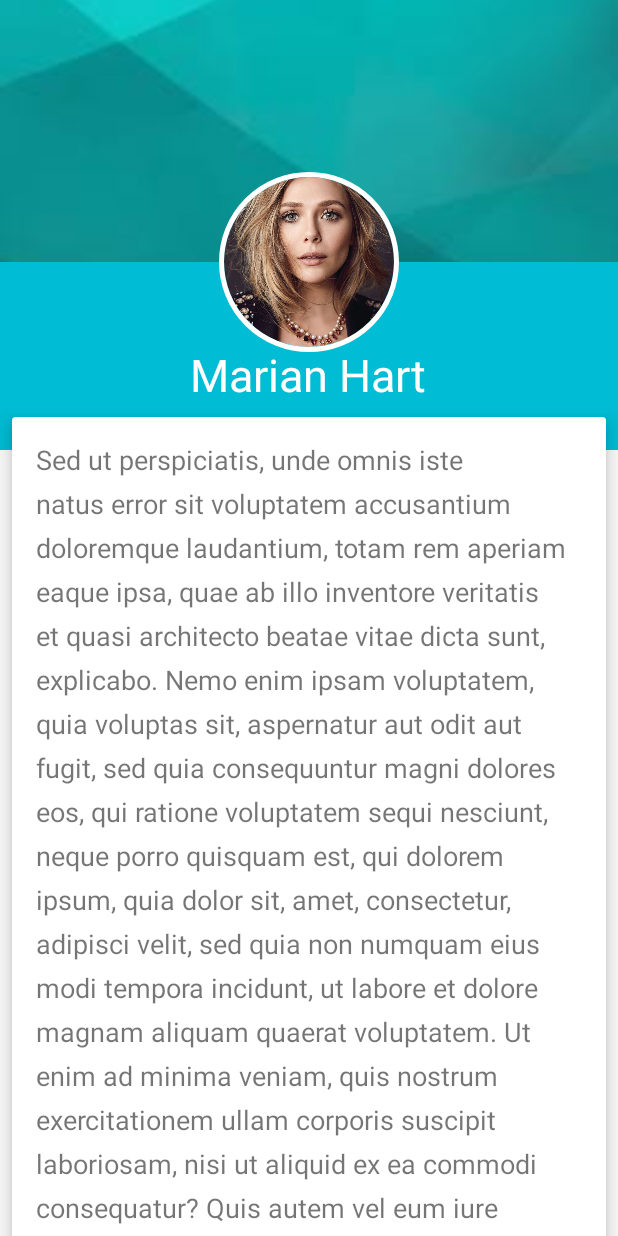
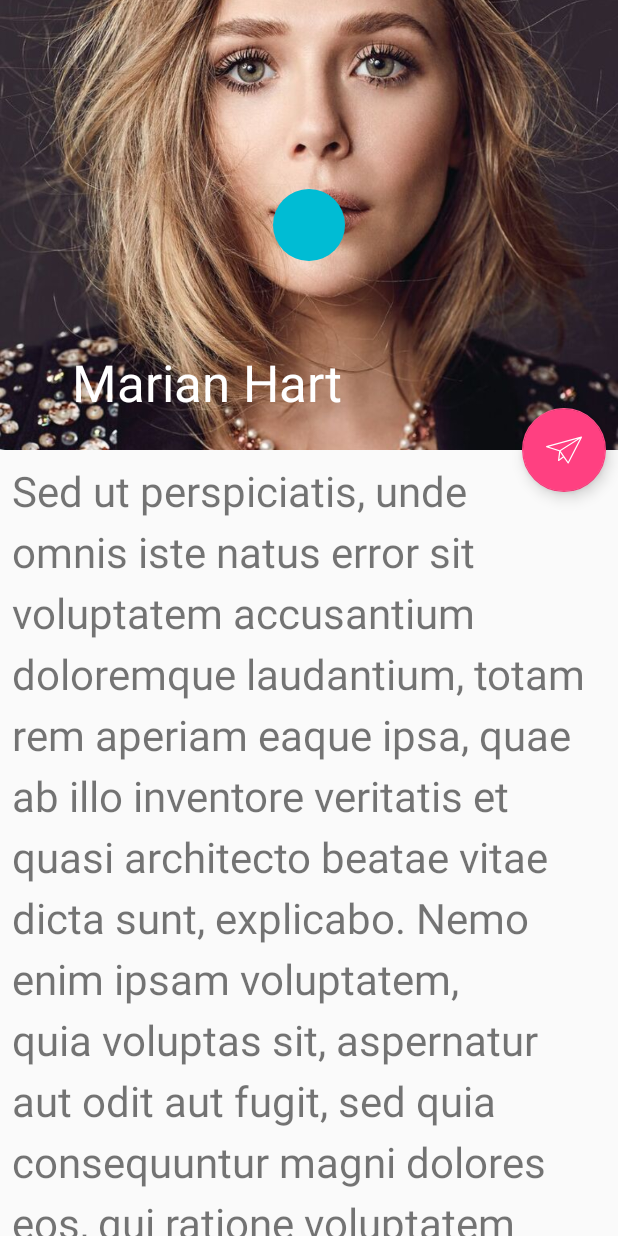
Before and after one commit to darthoo/baseCleanApp, an Android app: the screen it shows after launch (ProfileActivity), after a tap on "Marian Hart", on a phone screen of 412 x 824 dp. Run offline under Robolectric (Android 15) with nearby library versions, the phone set to English and light mode, and no system bars; our stand-ins replace CircleImageView.

```diff
--- a/presentation/src/main/java/com/arentator/arentator/view/MainActivity.kt
+++ b/presentation/src/main/java/com/arentator/arentator/view/MainActivity.kt
@@ -4,6 +4,7 @@ import android.content.Intent
 import android.support.v7.app.AppCompatActivity
 import android.os.Bundle
 import android.support.v4.app.ActivityOptionsCompat
+import android.transition.Transition
 import android.view.View
 
 import com.arentator.arentator.R
@@ -15,12 +16,26 @@ class MainActivity : AppCompatActivity() {
         super.onCreate(savedInstanceState)
         setContentView(R.layout.activity_main)
         card.setOnClickListener{startProfileActivity()}
+
+        window.sharedElementEnterTransition.addListener(object : Transition.TransitionListener{
+            override fun onTransitionEnd(p0: Transition?) {
+                avatar.animate().alpha(1f)
+                roundedImage.animate().alpha(0f)
+            }
+            override fun onTransitionResume(p0: Transition?) {}
+            override fun onTransitionPause(p0: Transition?) {}
+            override fun onTransitionCancel(p0: Transition?) {}
+            override fun onTransitionStart(p0: Transition?) {}
+
+        })
     }
 
     private fun startProfileActivity(){
-        val avatarTransition = resources.getString(R.string.user_avatar_transition)
+        avatar.animate().alpha(0f)
+        roundedImage.animate().alpha(1f)
+        val avatarTransition = resources.getString(R.string.rounded_color_view_transition)
         val intent = Intent(this, ProfileActivity::class.java)
-        val options = ActivityOptionsCompat.makeSceneTransitionAnimation(this, avatar as View, avatarTransition)
+        val options = ActivityOptionsCompat.makeSceneTransitionAnimation(this, roundedImage as View, avatarTransition)
         startActivity(intent, options.toBundle())
     }
 }
--- a/presentation/src/main/java/com/arentator/arentator/view/ProfileActivity.kt
+++ b/presentation/src/main/java/com/arentator/arentator/view/ProfileActivity.kt
@@ -4,8 +4,16 @@ import android.os.Build
 import android.support.v7.app.AppCompatActivity
 import android.os.Bundle
 import android.support.transition.Explode
+import android.transition.TransitionInflater
 import com.arentator.arentator.R
 import kotlinx.android.synthetic.main.view_profile.*
+import android.opengl.ETC1.getWidth
+import android.transition.ChangeClipBounds
+import android.transition.Transition
+
+import android.view.View
+import android.view.ViewAnimationUtils
+
 
 class ProfileActivity : AppCompatActivity() {
 
@@ -13,10 +21,33 @@ class ProfileActivity : AppCompatActivity() {
         super.onCreate(savedInstanceState)
         setContentView(R.layout.activity_profile)
 
-        if(Build.VERSION.SDK_INT >= Build.VERSION_CODES.LOLLIPOP) {
-            userAvatar.translationZ = 6f
-            userAvatar.invalidate()
-        }
+        window.sharedElementEnterTransition.addListener(object :Transition.TransitionListener{
+            override fun onTransitionEnd(p0: Transition?) {
+                reveal()
+            }
+            override fun onTransitionResume(p0: Transition?) {}
+            override fun onTransitionPause(p0: Transition?) {}
+            override fun onTransitionCancel(p0: Transition?) {}
+            override fun onTransitionStart(p0: Transition?) {}
 
+        })
     }
+
+    fun reveal() {
+        val center = roundedImage.getCenter()
+        val anim = ViewAnimationUtils.createCircularReveal(toolbarImage, center.first.toInt(),
+                center.second.toInt(), 0f, toolbarImage.width.toFloat())
+                .apply {
+                    duration = 400
+                }
+        toolbarImage.visibility = View.VISIBLE
+        anim.start()
+    }
+
+    fun View.getCenter(): Pair<Float, Float> {
+        val cx = this.x + this.width / 2
+        val cy = this.y + this.height / 2
+        return Pair(cx, cy)
+    }
+
 }
--- a/presentation/src/main/res/layout/activity_main.xml
+++ b/presentation/src/main/res/layout/activity_main.xml
@@ -25,6 +25,17 @@
                 android:transitionName="@string/user_avatar_transition"
                 android:src="@drawable/user_avatar"/>
 
+            <de.hdodenhof.circleimageview.CircleImageView
+                android:id="@+id/roundedImage"
+                android:layout_width="48dp"
+                android:layout_height="48dp"
+                android:src="@color/colorPrimary"
+                android:layout_gravity="center"
+                android:layout_centerVertical="true"
+                android:layout_marginStart="16dp"
+                android:transitionName="@string/rounded_color_view_transition"
+                android:alpha="0"/>
+
             <android.support.v7.widget.AppCompatTextView
                 android:id="@+id/tvUsername"
                 android:layout_width="match_parent"
--- a/presentation/src/main/res/layout/view_profile.xml
+++ b/presentation/src/main/res/layout/view_profile.xml
@@ -4,134 +4,72 @@
     xmlns:tools="http://schemas.android.com/tools"
     android:layout_width="match_parent"
     android:layout_height="match_parent"
-    tools:ignore="RtlHardcoded"
-    >
+    android:fitsSystemWindows="true">
 
     <android.support.design.widget.AppBarLayout
-        android:id="@+id/main.appbar"
+        android:id="@+id/appBar"
         android:layout_width="match_parent"
-        android:layout_height="wrap_content"
+        android:layout_height="300dp"
         android:theme="@style/ThemeOverlay.AppCompat.Dark.ActionBar"
-        >
+        android:fitsSystemWindows="true">
 
         <android.support.design.widget.CollapsingToolbarLayout
-            android:id="@+id/main.collapsing"
+            android:id="@+id/collapsingToolbar"
             android:layout_width="match_parent"
-            android:layout_height="wrap_content"
-            app:layout_scrollFlags="scroll|exitUntilCollapsed|snap"
-            >
+            android:layout_height="match_parent"
+            app:layout_scrollFlags="scroll|exitUntilCollapsed"
+            android:fitsSystemWindows="true"
+            app:contentScrim="?attr/colorPrimary"
+            app:expandedTitleMarginStart="48dp"
+            app:expandedTitleMarginEnd="64dp"
+            app:title="@string/test_user_name">
 
             <ImageView
-                android:id="@+id/main.imageview.placeholder"
+                android:id="@+id/toolbarImage"
                 android:layout_width="match_parent"
-                android:layout_height="300dp"
+                android:layout_height="match_parent"
                 android:scaleType="centerCrop"
-                android:src="@drawable/second_profile_background"
-                android:tint="#11000000"
-                app:layout_collapseMode="parallax"
-                app:layout_collapseParallaxMultiplier="0.9"
-                />
+                android:fitsSystemWindows="true"
+                android:src="@drawable/user_avatar"
+                android:transitionName="@string/user_avatar_transition"
+                app:layout_collapseMode="parallax" />
 
-            <FrameLayout
-                android:id="@+id/main.framelayout.title"
+            <de.hdodenhof.circleimageview.CircleImageView
+                android:id="@+id/roundedImage"
+                android:layout_width="48dp"
+                android:layout_height="48dp"
+                android:src="@color/colorPrimary"
+                android:transitionName="@string/rounded_color_view_transition"
+                android:layout_gravity="center"/>
+
+            <android.support.v7.widget.Toolbar
+                android:id="@+id/toolbar"
                 android:layout_width="match_parent"
-                android:layout_height="100dp"
-                android:layout_gravity="bottom|center_horizontal"
-                android:background="@color/colorPrimary"
-                android:orientation="vertical"
-                app:layout_collapseMode="parallax"
-                app:layout_collapseParallaxMultiplier="0.3"
-                >
-
-                <LinearLayout
-                    android:id="@+id/main.linearlayout.title"
-                    android:layout_width="wrap_content"
-                    android:layout_height="wrap_content"
-                    android:layout_gravity="center"
-                    android:orientation="vertical"
-                    >
-
-                    <TextView
-                        android:layout_width="wrap_content"
-                        android:layout_height="wrap_content"
-                        android:layout_gravity="center_horizontal"
-                        android:gravity="bottom|center"
-                        android:text="@string/test_user_name"
-                        android:textColor="@android:color/white"
-                        android:textSize="30sp"
-                        />
-                </LinearLayout>
-            </FrameLayout>
+                android:layout_height="?attr/actionBarSize"
+                app:popupTheme="@style/ThemeOverlay.AppCompat.Light"
+                app:layout_collapseMode="pin" />
         </android.support.design.widget.CollapsingToolbarLayout>
     </android.support.design.widget.AppBarLayout>
-
 
     <android.support.v4.widget.NestedScrollView
         android:layout_width="match_parent"
         android:layout_height="match_parent"
-        android:scrollbars="none"
-        app:behavior_overlapTop="30dp"
-        app:layout_behavior="@string/appbar_scrolling_view_behavior"
+        app:layout_behavior="@string/appbar_scrolling_view_behavior">
 
-        >
-
-        <android.support.v7.widget.CardView
-            android:layout_width="wrap_content"
+        <TextView
+            android:layout_width="match_parent"
             android:layout_height="wrap_content"
-            android:layout_margin="8dp"
-            app:cardElevation="8dp"
-            app:contentPadding="16dp"
-            >
-
-            <TextView
-                android:layout_width="match_parent"
-                android:layout_height="wrap_content"
-                android:lineSpacingExtra="8dp"
-                android:text="@string/lorem"
-                android:textSize="18sp"
-                />
-        </android.support.v7.widget.CardView>
-
-
+            android:textSize="28sp"
+            android:lineSpacingExtra="8dp"
+            android:text="@string/lorem"
+            android:padding="8dp" />
     </android.support.v4.widget.NestedScrollView>
 
-    <android.support.v7.widget.Toolbar
-        android:id="@+id/main.toolbar"
-        android:layout_width="match_parent"
-        android:layout_height="51dp"
-        android:background="@color/colorPrimary"
-        app:layout_anchor="@id/main.framelayout.title"
-        app:theme="@style/ThemeOverlay.AppCompat.Dark"
-        app:title=""
-        tools:layout_editor_absoluteY="176dp">
-
-        <LinearLayout
-            android:layout_width="wrap_content"
-            android:layout_height="match_parent"
-            android:orientation="horizontal">
-
-            <Space
-                android:layout_width="@dimen/image_final_width"
-                android:layout_height="@dimen/image_final_width" />
-        </LinearLayout>
-    </android.support.v7.widget.Toolbar>
-
-
-
-    <de.hdodenhof.circleimageview.CircleImageView
-        android:id="@+id/userAvatar"
-        android:layout_width="@dimen/image_width"
-        android:layout_height="@dimen/image_width"
-        android:layout_gravity="center_horizontal"
-        android:src="@drawable/user_avatar"
-        app:finalHeight="@dimen/image_final_width"
-        app:finalYPosition="2dp"
-        app:layout_behavior="com.arentator.arentator.view.AvatarImageBehavior"
-        app:startHeight="2dp"
-        app:startToolbarPosition="2dp"
-        app:startXPosition="2dp"
-        app:civ_border_color="#ffffff"
-        app:civ_border_width="3dp"
-        android:transitionName="@string/user_avatar_transition"
-        />
+    <android.support.design.widget.FloatingActionButton
+        android:layout_height="wrap_content"
+        android:layout_width="wrap_content"
+        android:layout_margin="8dp"
+        android:src="@drawable/ic_message"
+        app:layout_anchor="@id/appBar"
+        app:layout_anchorGravity="bottom|end" />
 </android.support.design.widget.CoordinatorLayout>
--- a/presentation/src/main/res/values/strings.xml
+++ b/presentation/src/main/res/values/strings.xml
@@ -2,6 +2,7 @@
     <string name="app_name">Arentator</string>
     <string name="user_avatar_transition">userAvatarTransition</string>
     <string name="username_transition">usernameTransition</string>
+    <string name="rounded_color_view_transition">roundedColorView</string>
     <string name="test_user_name">Marian Hart</string>
     <string name="sign_up">Sign Up</string>
     <string name="sign_in">Sign In</string>
--- a/presentation/src/main/res/values/styles.xml
+++ b/presentation/src/main/res/values/styles.xml
@@ -14,8 +14,8 @@
         <item name="android:windowExitTransition">@transition/transition_explode</item>-->
 
         <!-- specify shared element transitions -->
-        <item name="android:windowSharedElementEnterTransition">@transition/transition_explode</item>
-        <item name="android:windowSharedElementExitTransition">@transition/transition_explode</item>
+        <item name="android:windowSharedElementEnterTransition">@transition/changebounds_with_arc</item>
+        <item name="android:windowSharedElementExitTransition">@transition/changebounds_with_arc</item>
 
     </style>
 
```
Also changed, not shown: presentation/src/main/res/transition/changebounds_with_arc.xml (added, +12 -0 lines).
